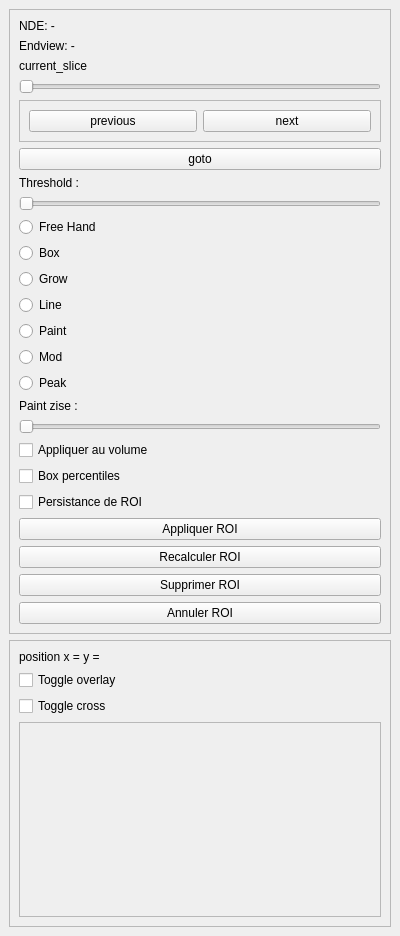
Qt form toolspanel.ui (ostidepeignecul/segmentation-tool) before a commit.
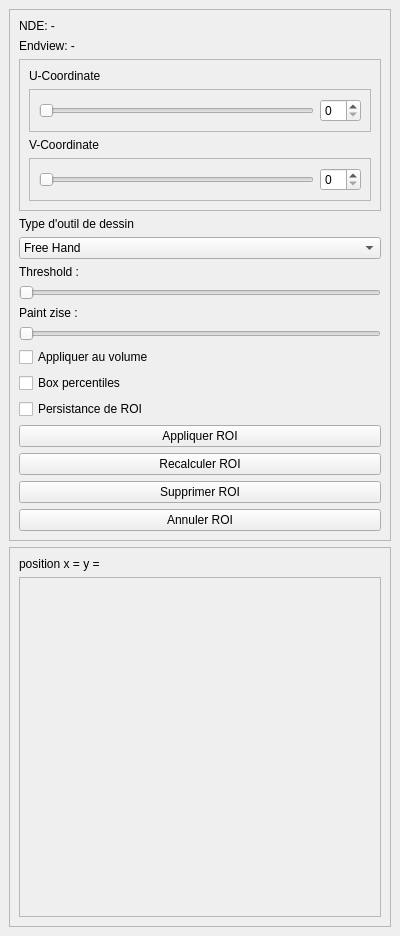
The same form after that commit. Custom widgets are drawn as their Qt base class.

Commit message: ToolsPanel sur doubles coordonnees et toggles d affichage menus

What changed in the file:
```diff
--- a/toolspanel.ui
+++ b/toolspanel.ui
@@ -39,21 +39,23 @@
         </widget>
        </item>
        <item>
+        <widget class="QFrame" name="frame_3">
+         <property name="frameShape">
+          <enum>QFrame::Shape::StyledPanel</enum>
+         </property>
+         <property name="frameShadow">
+          <enum>QFrame::Shadow::Raised</enum>
+         </property>
+         <layout class="QVBoxLayout" name="verticalLayout_3">
+          <item>
         <widget class="QLabel" name="label_3">
          <property name="text">
-          <string>current_slice</string>
+             <string>U-Coordinate</string>
          </property>
         </widget>
        </item>
        <item>
-        <widget class="QSlider" name="horizontalSlider_2">
-         <property name="orientation">
-          <enum>Qt::Orientation::Horizontal</enum>
-         </property>
-        </widget>
-       </item>
-       <item>
-        <widget class="QFrame" name="frame_6">
+           <widget class="QFrame" name="frame_5">
          <property name="frameShape">
           <enum>QFrame::Shape::StyledPanel</enum>
          </property>
@@ -62,90 +64,108 @@
          </property>
          <layout class="QHBoxLayout" name="horizontalLayout_2">
           <item>
-           <widget class="QPushButton" name="pushButton_5">
-            <property name="text">
-             <string>previous</string>
+              <widget class="QSlider" name="horizontalSlider_2">
+               <property name="orientation">
+                <enum>Qt::Orientation::Horizontal</enum>
             </property>
            </widget>
           </item>
           <item>
-           <widget class="QPushButton" name="pushButton_6">
-            <property name="text">
-             <string>next</string>
-            </property>
-           </widget>
+              <widget class="QSpinBox" name="spinBox_2"/>
           </item>
          </layout>
         </widget>
        </item>
        <item>
-        <widget class="QPushButton" name="pushButton">
+           <widget class="QLabel" name="label_7">
          <property name="text">
-          <string>goto</string>
+             <string>V-Coordinate</string>
          </property>
         </widget>
        </item>
        <item>
-        <widget class="QLabel" name="label_2">
-         <property name="text">
-          <string>Threshold :</string>
-         </property>
-        </widget>
-       </item>
+           <widget class="QFrame" name="frame_4">
+            <property name="frameShape">
+             <enum>QFrame::Shape::StyledPanel</enum>
+            </property>
+            <property name="frameShadow">
+             <enum>QFrame::Shadow::Raised</enum>
+            </property>
+            <layout class="QHBoxLayout" name="horizontalLayout">
        <item>
-        <widget class="QSlider" name="horizontalSlider">
+              <widget class="QSlider" name="horizontalSlider_4">
          <property name="orientation">
           <enum>Qt::Orientation::Horizontal</enum>
          </property>
         </widget>
        </item>
        <item>
-        <widget class="QRadioButton" name="radioButton">
+              <widget class="QSpinBox" name="spinBox"/>
+             </item>
+            </layout>
+           </widget>
+          </item>
+         </layout>
+        </widget>
+       </item>
+       <item>
+        <widget class="QLabel" name="label_8">
+         <property name="text">
+          <string>Type d'outil de dessin</string>
+         </property>
+        </widget>
+       </item>
+       <item>
+        <widget class="QComboBox" name="comboBox">
+         <item>
          <property name="text">
           <string>Free Hand</string>
          </property>
-        </widget>
        </item>
        <item>
-        <widget class="QRadioButton" name="radioButton_2">
          <property name="text">
           <string>Box</string>
          </property>
-        </widget>
        </item>
        <item>
-        <widget class="QRadioButton" name="radioButton_3">
          <property name="text">
           <string>Grow</string>
          </property>
-        </widget>
        </item>
        <item>
-        <widget class="QRadioButton" name="radioButton_5">
          <property name="text">
           <string>Line</string>
          </property>
-        </widget>
        </item>
        <item>
-        <widget class="QRadioButton" name="radioButton_4">
          <property name="text">
           <string>Paint</string>
          </property>
-        </widget>
        </item>
        <item>
-        <widget class="QRadioButton" name="radioButton_6">
          <property name="text">
           <string>Mod</string>
          </property>
-        </widget>
        </item>
        <item>
-        <widget class="QRadioButton" name="radioButton_7">
          <property name="text">
           <string>Peak</string>
          </property>
+         </item>
+        </widget>
+       </item>
+       <item>
+        <widget class="QLabel" name="label_2">
+         <property name="text">
+          <string>Threshold :</string>
+         </property>
+        </widget>
+       </item>
+       <item>
+        <widget class="QSlider" name="horizontalSlider">
+         <property name="orientation">
+          <enum>Qt::Orientation::Horizontal</enum>
+         </property>
         </widget>
        </item>
        <item>
@@ -236,20 +256,6 @@
          </property>
         </widget>
        </item>
-       <item>
-        <widget class="QCheckBox" name="checkBox_5">
-         <property name="text">
-          <string>Toggle overlay</string>
-         </property>
-        </widget>
-       </item>
-       <item>
-        <widget class="QCheckBox" name="checkBox_4">
-         <property name="text">
-          <string>Toggle cross</string>
-         </property>
-        </widget>
-       </item>
        <item>
         <widget class="QScrollArea" name="scrollArea">
          <property name="minimumSize">
@@ -266,8 +272,8 @@
            <rect>
             <x>0</x>
             <y>0</y>
-            <width>344</width>
-            <height>75</height>
+            <width>356</width>
+            <height>246</height>
            </rect>
           </property>
           <property name="minimumSize">
```
Lines whose indentation alone changed are shown as unchanged. The commit also changes 7 other files.
